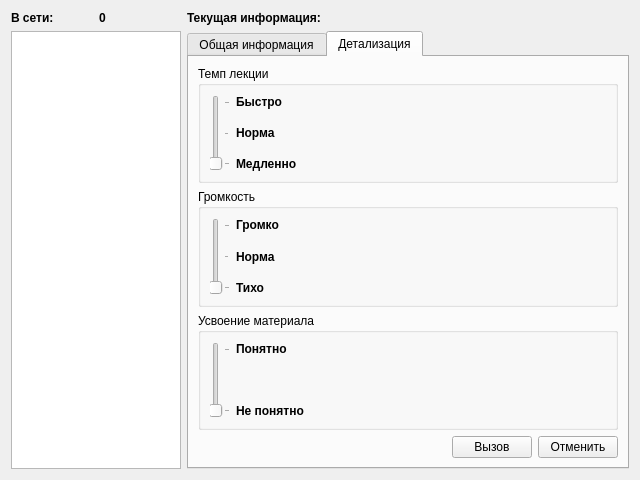
Old version of the form frmserver.ui in the repository Kolizej/LessonControl.
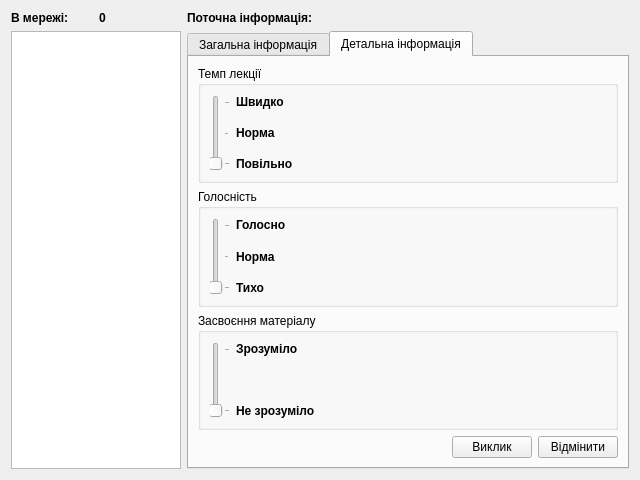
New version of the form. The open tabs and pages were chosen to show the change. Icons and pictures are not drawn.

Patch:
```diff
--- a/frmserver.ui
+++ b/frmserver.ui
@@ -33,7 +33,7 @@
       </font>
      </property>
      <property name="text">
-      <string>В сети:</string>
+      <string>В мережі:</string>
      </property>
     </widget>
    </item>
@@ -59,7 +59,7 @@
       </font>
      </property>
      <property name="text">
-      <string>Текущая информация:</string>
+      <string>Поточна інформація:</string>
      </property>
     </widget>
    </item>
@@ -105,7 +105,7 @@
         <normaloff>:/icons/itemico/K018.ico</normaloff>:/icons/itemico/K018.ico</iconset>
       </attribute>
       <attribute name="title">
-       <string>Общая информация</string>
+       <string>Загальна інформація</string>
       </attribute>
       <layout class="QGridLayout" name="gridLayout_2">
        <item row="0" column="0">
@@ -408,13 +408,13 @@
         <normaloff>:/icons/itemico/AllDay24.ico</normaloff>:/icons/itemico/AllDay24.ico</iconset>
       </attribute>
       <attribute name="title">
-       <string>Детализация</string>
+       <string>Детальна інформація</string>
       </attribute>
       <layout class="QGridLayout" name="gridLayout_3">
        <item row="0" column="0" colspan="3">
         <widget class="QGroupBox" name="groupBox_5">
          <property name="title">
-          <string>Темп лекции</string>
+          <string>Темп лекції</string>
          </property>
          <layout class="QGridLayout" name="gridLayout_8">
           <item row="0" column="0" rowspan="3">
@@ -445,7 +445,7 @@
              </font>
             </property>
             <property name="text">
-             <string>Быстро</string>
+             <string>Швидко</string>
             </property>
             <property name="alignment">
              <set>Qt::AlignLeading|Qt::AlignLeft|Qt::AlignTop</set>
@@ -474,7 +474,7 @@
              </font>
             </property>
             <property name="text">
-             <string>Медленно</string>
+             <string>Повільно</string>
             </property>
             <property name="alignment">
              <set>Qt::AlignBottom|Qt::AlignLeading|Qt::AlignLeft</set>
@@ -487,7 +487,7 @@
        <item row="1" column="0" colspan="3">
         <widget class="QGroupBox" name="groupBox_8">
          <property name="title">
-          <string>Громкость</string>
+          <string>Голосність</string>
          </property>
          <layout class="QGridLayout" name="gridLayout_11">
           <item row="0" column="0" rowspan="3">
@@ -518,7 +518,7 @@
              </font>
             </property>
             <property name="text">
-             <string>Громко</string>
+             <string>Голосно</string>
             </property>
             <property name="alignment">
              <set>Qt::AlignLeading|Qt::AlignLeft|Qt::AlignTop</set>
@@ -560,7 +560,7 @@
        <item row="2" column="0" colspan="3">
         <widget class="QGroupBox" name="groupBox_7">
          <property name="title">
-          <string>Усвоение материала</string>
+          <string>Засвоєння матеріалу</string>
          </property>
          <layout class="QGridLayout" name="gridLayout_10">
           <item row="0" column="0" rowspan="2">
@@ -591,7 +591,7 @@
              </font>
             </property>
             <property name="text">
-             <string>Понятно</string>
+             <string>Зрозуміло</string>
             </property>
             <property name="alignment">
              <set>Qt::AlignLeading|Qt::AlignLeft|Qt::AlignTop</set>
@@ -607,7 +607,7 @@
              </font>
             </property>
             <property name="text">
-             <string>Не понятно</string>
+             <string>Не зрозуміло</string>
             </property>
             <property name="alignment">
              <set>Qt::AlignBottom|Qt::AlignLeading|Qt::AlignLeft</set>
@@ -633,14 +633,22 @@
        <item row="3" column="1">
         <widget class="QPushButton" name="pushButton_2">
          <property name="text">
-          <string>Вызов</string>
+          <string>Виклик</string>
+         </property>
+         <property name="icon">
+          <iconset resource="images.qrc">
+           <normaloff>:/icons/itemico/bell.png</normaloff>:/icons/itemico/bell.png</iconset>
          </property>
         </widget>
        </item>
        <item row="3" column="2">
         <widget class="QPushButton" name="pushButton">
          <property name="text">
-          <string>Отменить</string>
+          <string>Відмінити</string>
+         </property>
+         <property name="icon">
+          <iconset resource="images.qrc">
+           <normaloff>:/icons/itemico/button_cancel.png</normaloff>:/icons/itemico/button_cancel.png</iconset>
          </property>
         </widget>
        </item>
```
Left out of the diff: 22 changed lines with no effect on the pictures.
